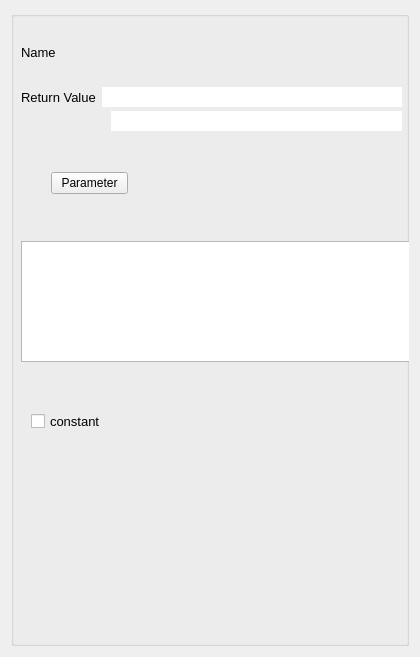
The window that Sources/Gui/functionwidged.ui (dreinstein/Codegenerator-Cplusplus) describes before a commit, drawn with Qt 5.
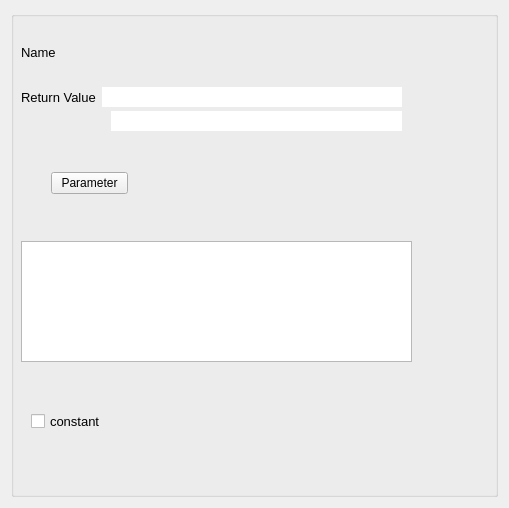
The same window after the commit.

```diff
--- a/Sources/Gui/functionwidged.ui
+++ b/Sources/Gui/functionwidged.ui
@@ -6,8 +6,8 @@
    <rect>
     <x>0</x>
     <y>0</y>
-    <width>420</width>
-    <height>657</height>
+    <width>509</width>
+    <height>508</height>
    </rect>
   </property>
   <property name="windowTitle">
```
